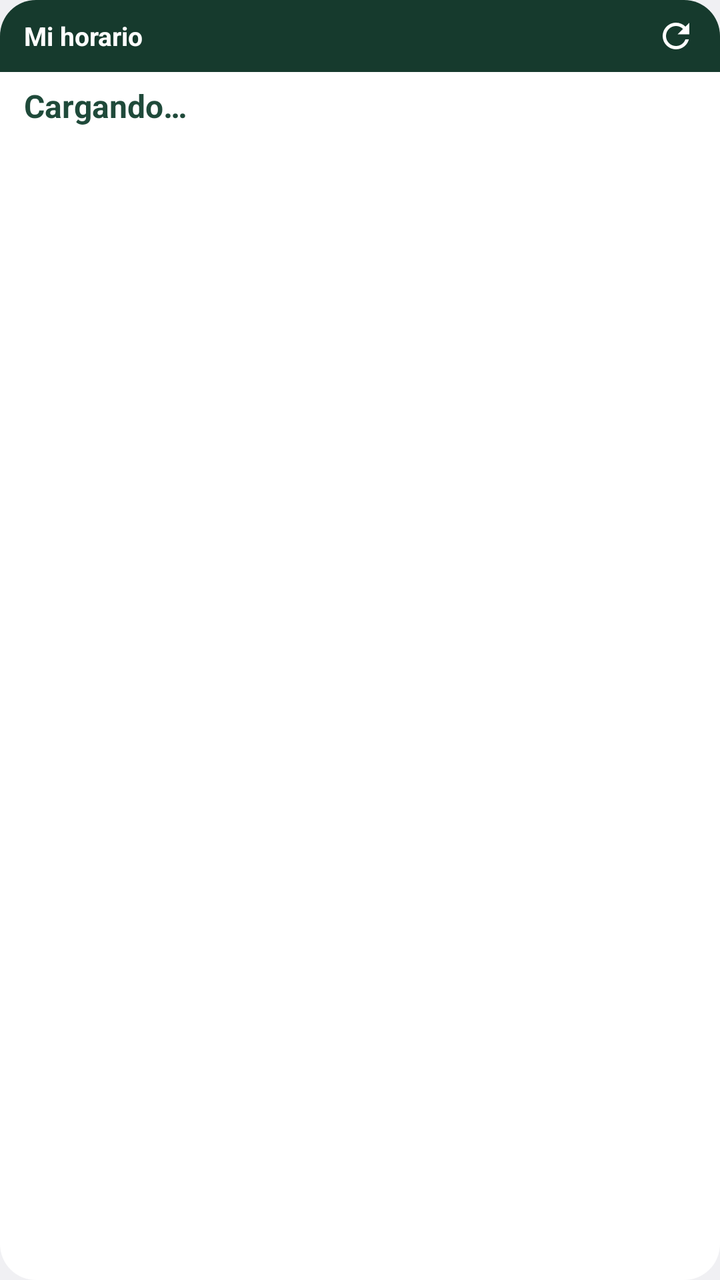
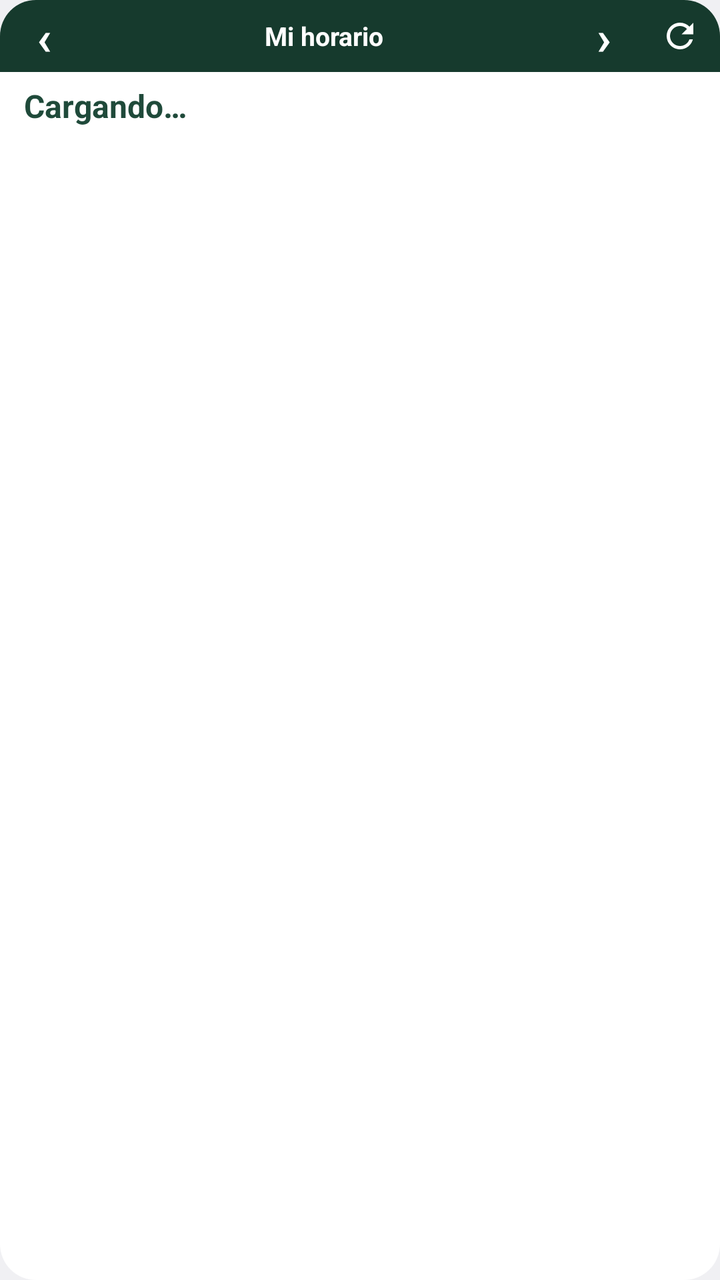

The first picture is an Android layout as it rendered before a commit; the second is the same layout after the commit. The layout source and the unified diff follow.
<!-- AndroidManifest.xml: application theme Tema -->
<!-- res/layout/widget_horario.xml -->
<?xml version="1.0" encoding="utf-8"?>
<LinearLayout xmlns:android="http://schemas.android.com/apk/res/android"
    android:id="@+id/raiz"
    android:layout_width="match_parent"
    android:layout_height="match_parent"
    android:background="@drawable/fondo_widget"
    android:orientation="vertical">

    <LinearLayout
        android:layout_width="match_parent"
        android:layout_height="wrap_content"
        android:background="@drawable/cabecera_widget"
        android:gravity="center_vertical"
        android:orientation="horizontal"
        android:paddingStart="12dp"
        android:paddingEnd="4dp">

        <TextView
            android:id="@+id/tvCab"
            android:layout_width="0dp"
            android:layout_height="wrap_content"
            android:layout_weight="1"
            android:ellipsize="end"
            android:maxLines="1"
            android:text="Mi horario"
            android:textColor="#FFFFFF"
            android:textSize="13sp"
            android:textStyle="bold" />

        <ImageView
            android:id="@+id/btRefrescar"
            android:layout_width="36dp"
            android:layout_height="36dp"
            android:contentDescription="@string/actualizar"
            android:padding="8dp"
            android:src="@drawable/ic_refrescar" />
    </LinearLayout>

    <LinearLayout
        android:layout_width="match_parent"
        android:layout_height="0dp"
        android:layout_weight="1"
        android:orientation="vertical"
        android:paddingStart="12dp"
        android:paddingTop="6dp"
        android:paddingEnd="12dp"
        android:paddingBottom="6dp">

        <TextView
            android:id="@+id/tvGrande"
            android:layout_width="match_parent"
            android:layout_height="wrap_content"
            android:ellipsize="end"
            android:maxLines="2"
            android:text="@string/cargando"
            android:textColor="@color/verde"
            android:textSize="16sp"
            android:textStyle="bold" />

        <TextView
            android:id="@+id/tvSig"
            android:layout_width="match_parent"
            android:layout_height="wrap_content"
            android:ellipsize="end"
            android:maxLines="1"
            android:textColor="@color/texto"
            android:textSize="13sp"
            android:visibility="gone" />

        <TextView
            android:id="@+id/tvHoy"
            android:layout_width="match_parent"
            android:layout_height="0dp"
            android:layout_marginTop="4dp"
            android:layout_weight="1"
            android:ellipsize="end"
            android:lineSpacingExtra="1dp"
            android:textColor="@color/suave"
            android:textSize="12sp"
            android:visibility="gone" />

        <TextView
            android:id="@+id/tvPie"
            android:layout_width="match_parent"
            android:layout_height="wrap_content"
            android:layout_marginTop="3dp"
            android:maxLines="2"
            android:ellipsize="end"
            android:textColor="@color/naranja"
            android:textSize="12sp"
            android:textStyle="bold"
            android:visibility="gone" />

        <TextView
            android:id="@+id/tvEstado"
            android:layout_width="match_parent"
            android:layout_height="wrap_content"
            android:gravity="end"
            android:maxLines="1"
            android:textColor="@color/suave"
            android:textSize="10sp" />
    </LinearLayout>
</LinearLayout>
<!-- resources referenced by this layout -->
<resources>
  <color name="naranja">#C25E06</color>
  <color name="suave">#5D6B63</color>
  <color name="texto">#1C2B35</color>
  <color name="verde">#1F4A3A</color>
  <!-- drawable cabecera_widget (drawable) -->
  <?xml version="1.0" encoding="utf-8"?>
  <shape xmlns:android="http://schemas.android.com/apk/res/android" android:shape="rectangle">
      <solid android:color="@color/verde_oscuro" />
      <corners android:topLeftRadius="18dp" android:topRightRadius="18dp" />
  </shape>
  <!-- drawable fondo_widget (drawable) -->
  <?xml version="1.0" encoding="utf-8"?>
  <shape xmlns:android="http://schemas.android.com/apk/res/android" android:shape="rectangle">
      <solid android:color="@color/tarjeta" />
      <corners android:radius="18dp" />
  </shape>
  <!-- drawable ic_refrescar (drawable) -->
  <?xml version="1.0" encoding="utf-8"?>
  <vector xmlns:android="http://schemas.android.com/apk/res/android"
      android:width="24dp" android:height="24dp" android:viewportWidth="24" android:viewportHeight="24">
      <path android:fillColor="#FFFFFF"
          android:pathData="M17.65,6.35C16.2,4.9 14.21,4 12,4c-4.42,0 -7.99,3.58 -7.99,8s3.57,8 7.99,8c3.73,0 6.84,-2.55 7.73,-6h-2.08c-0.82,2.33 -3.04,4 -5.65,4 -3.31,0 -6,-2.69 -6,-6s2.69,-6 6,-6c1.66,0 3.14,0.69 4.22,1.78L13,11h7V4l-2.35,2.35z" />
  </vector>
  <string name="actualizar">Actualizar</string>
  <string name="cargando">Cargando…</string>
  <style name="Tema" parent="@android:style/Theme.Material.Light.DarkActionBar">
          <item name="android:colorPrimary">#1F4A3A</item>
          <item name="android:colorPrimaryDark">#163A2D</item>
          <item name="android:colorAccent">#E8710A</item>
          <item name="android:statusBarColor">#163A2D</item>
      </style>
  <color name="verde_oscuro">#163A2D</color>
  <color name="tarjeta">#F7FFFFFF</color>
</resources>

<!-- the commit's change to res/layout/widget_horario.xml (unified diff, before → after) -->
@@ -12,19 +12,42 @@
         android:background="@drawable/cabecera_widget"
         android:gravity="center_vertical"
         android:orientation="horizontal"
-        android:paddingStart="12dp"
-        android:paddingEnd="4dp">
+        android:paddingStart="2dp"
+        android:paddingEnd="2dp">
+
+        <TextView
+            android:id="@+id/btAnterior"
+            android:layout_width="40dp"
+            android:layout_height="36dp"
+            android:contentDescription="@string/dia_anterior"
+            android:gravity="center"
+            android:text="‹"
+            android:textColor="#FFFFFF"
+            android:textSize="24sp"
+            android:textStyle="bold" />
 
         <TextView
             android:id="@+id/tvCab"
             android:layout_width="0dp"
-            android:layout_height="wrap_content"
+            android:layout_height="36dp"
             android:layout_weight="1"
             android:ellipsize="end"
+            android:gravity="center"
             android:maxLines="1"
             android:text="Mi horario"
             android:textColor="#FFFFFF"
             android:textSize="13sp"
+            android:textStyle="bold" />
+
+        <TextView
+            android:id="@+id/btSiguiente"
+            android:layout_width="40dp"
+            android:layout_height="36dp"
+            android:contentDescription="@string/dia_siguiente"
+            android:gravity="center"
+            android:text="›"
+            android:textColor="#FFFFFF"
+            android:textSize="24sp"
             android:textStyle="bold" />
 
         <ImageView
<!-- resource entries referenced after the edit -->
@@ -25,6 +25,8 @@
   </vector>
   <string name="actualizar">Actualizar</string>
   <string name="cargando">Cargando…</string>
+  <string name="dia_anterior">Día anterior</string>
+  <string name="dia_siguiente">Día siguiente</string>
   <style name="Tema" parent="@android:style/Theme.Material.Light.DarkActionBar">
           <item name="android:colorPrimary">#1F4A3A</item>
           <item name="android:colorPrimaryDark">#163A2D</item>
